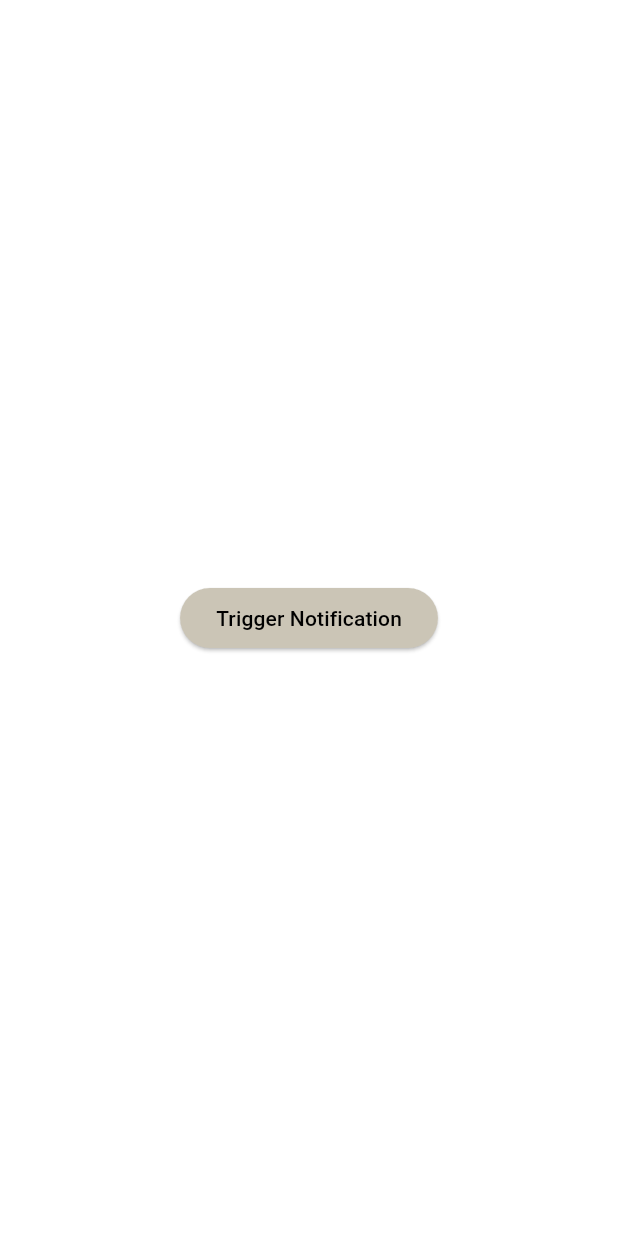
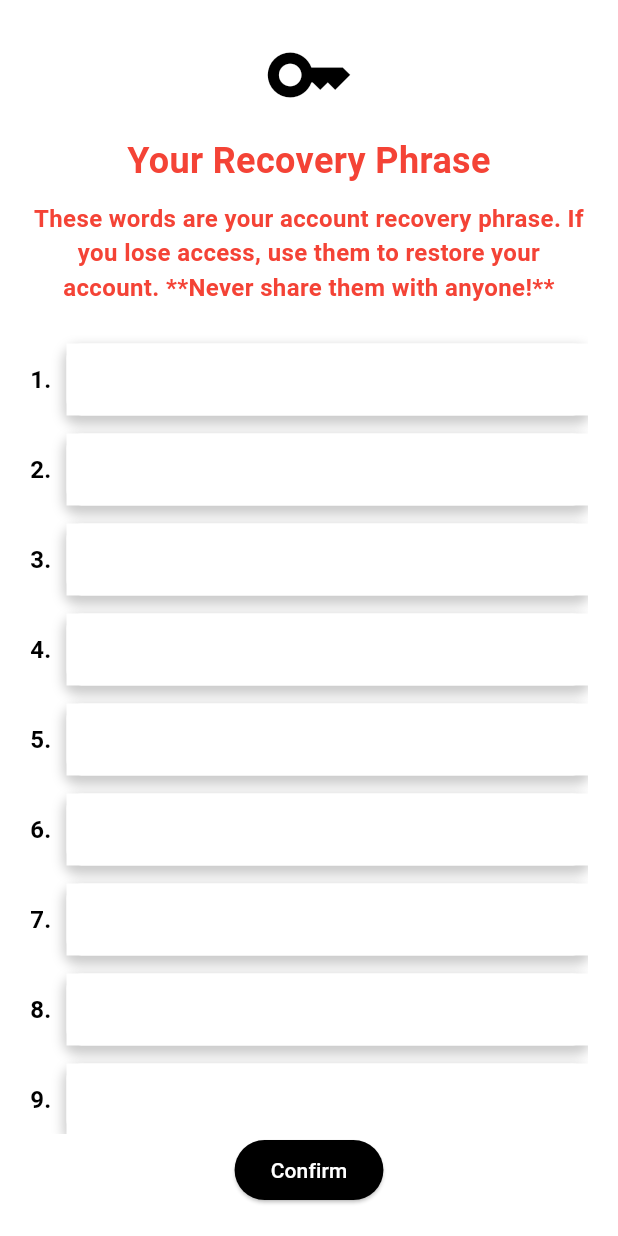
Before and after one commit to studbudz/studbudz, a Flutter app: the screen it shows after launch, on a phone screen of 412 x 824 dp. Run offline on Flutter 3.47's test engine with Material 3 defaults, Android fonts, the phone set to English and light mode, and no system bars; our stand-ins replace awesome_notifications, flutter_map, flutter_secure_storage, latlong2; missing offline and left inert: bip39; network calls fail; statements that could not run were skipped.

Commit message:
recovery page

```diff
--- /dev/null
+++ b/studbudz/lib/UI/recovery_page.dart
@@ -0,0 +1,107 @@
+import 'package:flutter/material.dart';
+import 'package:flutter/services.dart';
+import 'package:bip39/bip39.dart' as bip39;
+
+class RecoveryPhrasePage extends StatefulWidget {
+  const RecoveryPhrasePage({super.key});
+
+
+  @override
+  State<RecoveryPhrasePage> createState() => _RecoveryPhrasePageState();
+}
+
+class _RecoveryPhrasePageState extends State<RecoveryPhrasePage> {
+  late List<TextEditingController> wordControllers;
+
+  @override
+  void initState() {
+    super.initState();
+    wordControllers = List.generate(
+        24, (index) => TextEditingController());
+  }
+
+
+  void recover(){
+
+  }
+
+
+  @override
+  Widget build(BuildContext context) {
+    return Scaffold(
+      body: Center(
+        child: Padding(
+          padding: const EdgeInsets.all(20.0),
+          child: Column(
+            mainAxisAlignment: MainAxisAlignment.center,
+            children: [
+              const Icon(Icons.key, size: 60, color: Colors.black),
+              const SizedBox(height: 10),
+              const Text(
+                'Your Recovery Phrase',
+                style: TextStyle(fontSize: 24, fontWeight: FontWeight.bold, color: Colors.red),
+                textAlign: TextAlign.center,
+              ),
+              const SizedBox(height: 10),
+              const Text(
+                'These words are your account recovery phrase. If you lose access, use them to restore your account. **Never share them with anyone!**',
+                style: TextStyle(fontSize: 16, color: Colors.red, fontWeight: FontWeight.w600),
+                textAlign: TextAlign.center,
+              ),
+              const SizedBox(height: 20),
+              Expanded(
+                child: ListView.builder(
+                  itemCount: 24,
+                  itemBuilder: (context, index) {
+                    return Padding(
+                      padding: const EdgeInsets.symmetric(vertical: 6),
+                      child: Row(
+                        children: [
+                          Text('${index + 1}.', style: const TextStyle(fontSize: 16, fontWeight: FontWeight.bold)),
+                          const SizedBox(width: 10),
+                          Expanded(
+                            child: Container(
+                              decoration: BoxDecoration(
+                                color: Colors.white,
+                                boxShadow: [
+                                  BoxShadow(
+                                    color: Colors.black.withOpacity(0.2),
+                                    spreadRadius: 2,
+                                    blurRadius: 6,
+                                    offset: const Offset(0, 4),
+                                  ),
+                                ],
+                                borderRadius: BorderRadius.circular(10),
+                              ),
+                              child: TextField(
+                                controller: wordControllers[index],
+                                textAlign: TextAlign.center,
+                                decoration: const InputDecoration(
+                                  filled: true,
+                                  fillColor: Colors.white,
+                                  contentPadding:
+                                      EdgeInsets.symmetric(vertical: 10),
+                                  border: InputBorder.none,
+                                ),
+                              ),
+                            ),
+                          ),
+                        ],
+                      ),
+                    );
+                  },
+                ),
+              ),
+
+              ElevatedButton(
+                onPressed: recover,
+                style: ElevatedButton.styleFrom(backgroundColor: Colors.black),
+                child: const Text('Confirm', style: TextStyle(color: Colors.white)),
+              ),
+            ],
+          ),
+        ),
+      ),
+    );
+  }
+}
--- a/studbudz/lib/UI/settings_page.dart
+++ b/studbudz/lib/UI/settings_page.dart
@@ -1,4 +1,6 @@
 import 'package:flutter/material.dart';
+//change username inside account section and password\
+//
 
 class SettingsPage extends StatefulWidget {
   const SettingsPage({super.key});
--- a/studbudz/lib/UI/sign_up.dart
+++ b/studbudz/lib/UI/sign_up.dart
@@ -110,6 +110,7 @@ class _WordGenerationState extends State<WordGeneration> {
   @override
   Widget build(BuildContext context) {
     final wordList = widget.words.split(' ');
+    print(wordList.length);
 
     return Scaffold(
       body: Center(
--- a/studbudz/lib/main.dart
+++ b/studbudz/lib/main.dart
@@ -16,17 +16,7 @@ import 'package:provider/provider.dart';
 import 'notifier.dart';
 
 // Enum for app pages
-enum AppPage {
-  signIn,
-  signUp,
-  home,
-  schedule,
-  feed,
-  chat,
-  settings,  // Fixed enum name
-  profile,
-  postWidget
-}
+
 
 void main() {
   AwesomeNotifications().initialize(
@@ -139,6 +129,8 @@ class _MyAppState extends State<MyApp> with WidgetsBindingObserver {
         return const SettingsPage();  // Fixed syntax error
       case AppPage.profile:
         return const ProfilePage();
+      case AppPage.recovery:
+        return const RecoveryPhrasePage();
       case AppPage.postWidget:
         return const PostWidget();
       default:
--- a/studbudz/lib/notifier.dart
+++ b/studbudz/lib/notifier.dart
@@ -2,19 +2,17 @@ import 'package:flutter/material.dart';
 import 'package:studubdz/Engine/engine.dart';
 import 'package:awesome_notifications/awesome_notifications.dart';
 import 'package:studubdz/config.dart';
-
 enum AppPage {
   signIn,
   signUp,
   home,
+  schedule,
+  feed,
+  chat,
+  settings,
+  recovery, // Fixed enum name
   profile,
-  settings,
- recovery, feed,
-  schedule,
-  chat,
-  post,
-  postWidget,
-  test,
+  postWidget
 }
 
 class Controller extends ChangeNotifier {
@@ -25,7 +23,7 @@ class Controller extends ChangeNotifier {
   //technically shouldn't be public but
   //I wanted to avoid needing to access it via an intermediary function
   late Engine engine;
-  AppPage currentPage = AppPage.settings;
+  AppPage currentPage = AppPage.recovery;
   bool isInBackground = true;
   bool loggedIn = false;
   Map<String, int> notifications = {};
@@ -38,8 +36,7 @@ class Controller extends ChangeNotifier {
     loggedIn = await engine.isLoggedIn();
     if (!loggedIn && logInCheck) {
       currentPage = AppPage.signIn;
-    } else {
-      currentPage = AppPage.settings;
+
     }
     print("Logged in is: $loggedIn and page is: $currentPage");
     notifyListeners();
```
